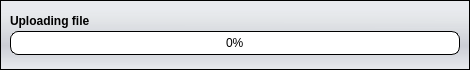
Old version of the form bin/data/ui/uploadprogress.ui in the repository realXtend/tundra.
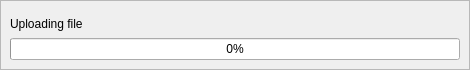
New version of the form.

```diff
--- a/bin/data/ui/uploadprogress.ui
+++ b/bin/data/ui/uploadprogress.ui
@@ -26,36 +26,7 @@
    <string>UploadProgressBarWidget</string>
   </property>
   <property name="styleSheet">
-   <string notr="true">QWidget#UploadProgress{
-	background-color: none;
-}
-
-QFrame#MainFrame {
-	background-color: qlineargradient(spread:pad, x1:0.006, y1:0, x2:0, y2:1, stop:0.142045 rgba(222, 227, 236, 100), stop:0.295455 rgba(209, 215, 221, 110), stop:0.65 rgba(179, 183, 196, 150), stop:1 rgba(222, 227, 236, 100));
-	padding-bottom: 5px;
-
-}
-
-QLabel {
-	font-size: 12px;
-	font: bold;
-}
-
-QProgressBar {
-	color: rgb(0, 0, 0);
-    border: 1px solid black;
-	border-radius: 8px;
-	text-align: center;
-}
-
- QProgressBar::chunk {
-/*
-	background-color: qlineargradient(spread:pad, x1:0.489, y1:0, x2:0.5, y2:1, stop:0 rgba(0, 169, 255, 200), stop:1 rgba(0, 0, 0, 255));
-*/
-	background-color: qlineargradient(spread:pad, x1:0.528, y1:0, x2:0.528818, y2:0.978, stop:0.295455 rgba(231, 231, 231, 255), stop:1 rgba(203, 203, 203, 255));
-	border-bottom-left-radius: 7px;
-	border-top-left-radius: 7px;
- }</string>
+   <string notr="true"/>
   </property>
   <layout class="QVBoxLayout" name="verticalLayout">
    <property name="spacing">
```
